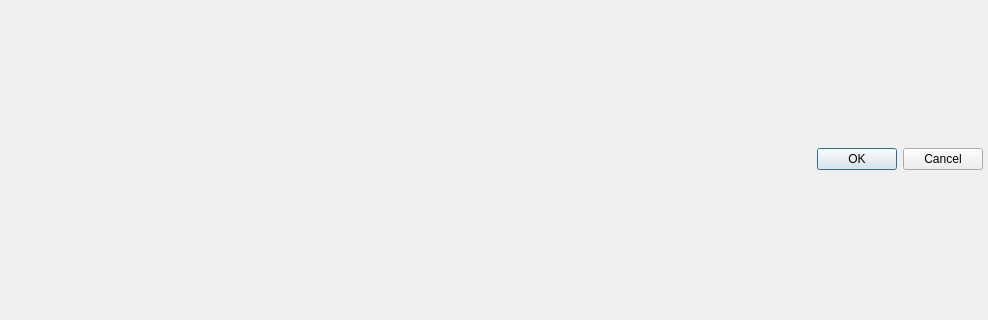
SeungHwan-Baek/test_tool, file UI/sql_editor_dialog.ui: the form before one commit; both pictures show x 0 to 988 and y 225 to 545 of the 988 by 773 pixel window.
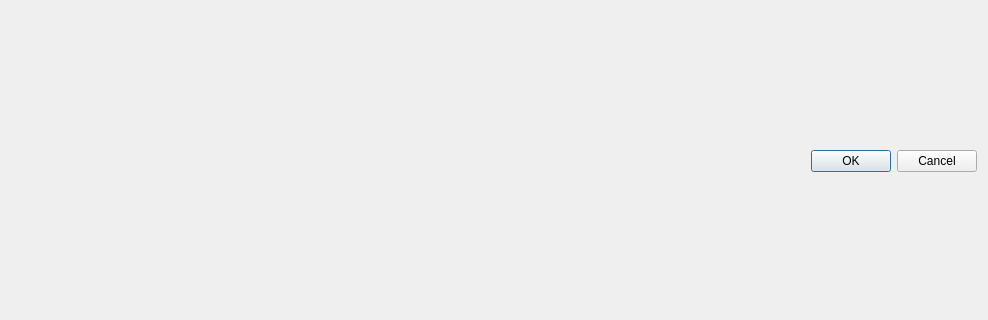
The form after the commit. Icons and pictures are not drawn.

```diff
--- a/UI/sql_editor_dialog.ui
+++ b/UI/sql_editor_dialog.ui
@@ -17,23 +17,11 @@
    <iconset resource="icon/res.qrc">
     <normaloff>:/variable/variable.png</normaloff>:/variable/variable.png</iconset>
   </property>
-  <layout class="QGridLayout" name="gridLayout_2">
-   <property name="leftMargin">
-    <number>5</number>
-   </property>
-   <property name="topMargin">
-    <number>5</number>
-   </property>
-   <property name="rightMargin">
-    <number>5</number>
-   </property>
-   <property name="bottomMargin">
-    <number>9</number>
-   </property>
-   <item row="0" column="0">
+  <layout class="QGridLayout" name="gridLayout">
+   <item row="0" column="0" colspan="2">
     <layout class="QGridLayout" name="sql_layout"/>
    </item>
-   <item row="1" column="0">
+   <item row="1" column="1">
     <widget class="QDialogButtonBox" name="buttonBox">
      <property name="orientation">
       <enum>Qt::Horizontal</enum>
```
